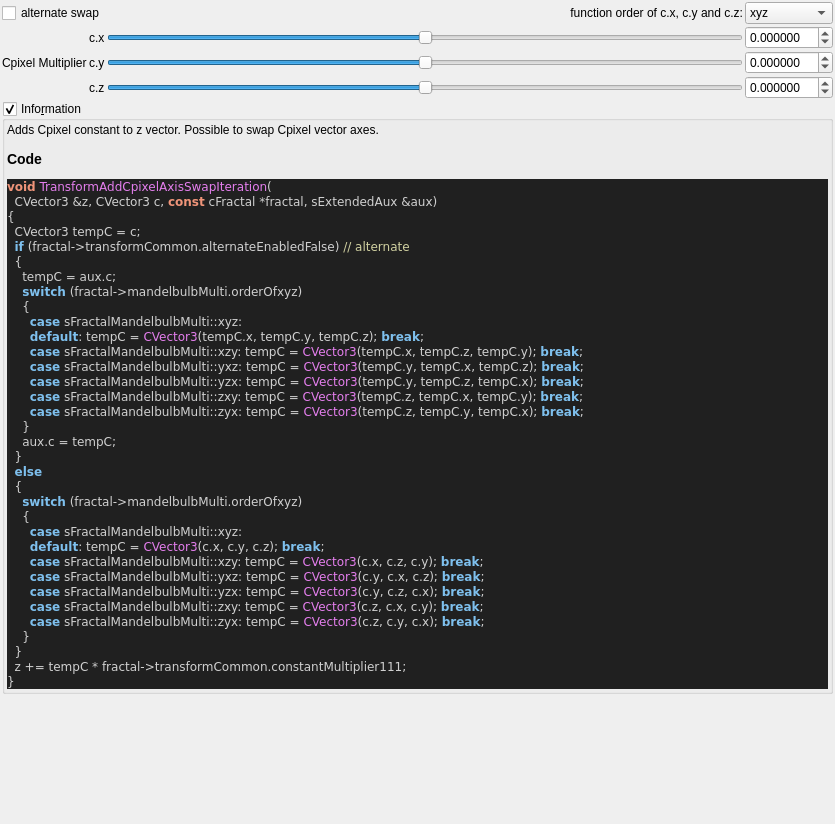
Above: mandelbulber2/qt_data/fractal_transf_add_Cpixel_axis_swap.ui from buddhi1980/mandelbulber2 before the change. Below: the same form after it.
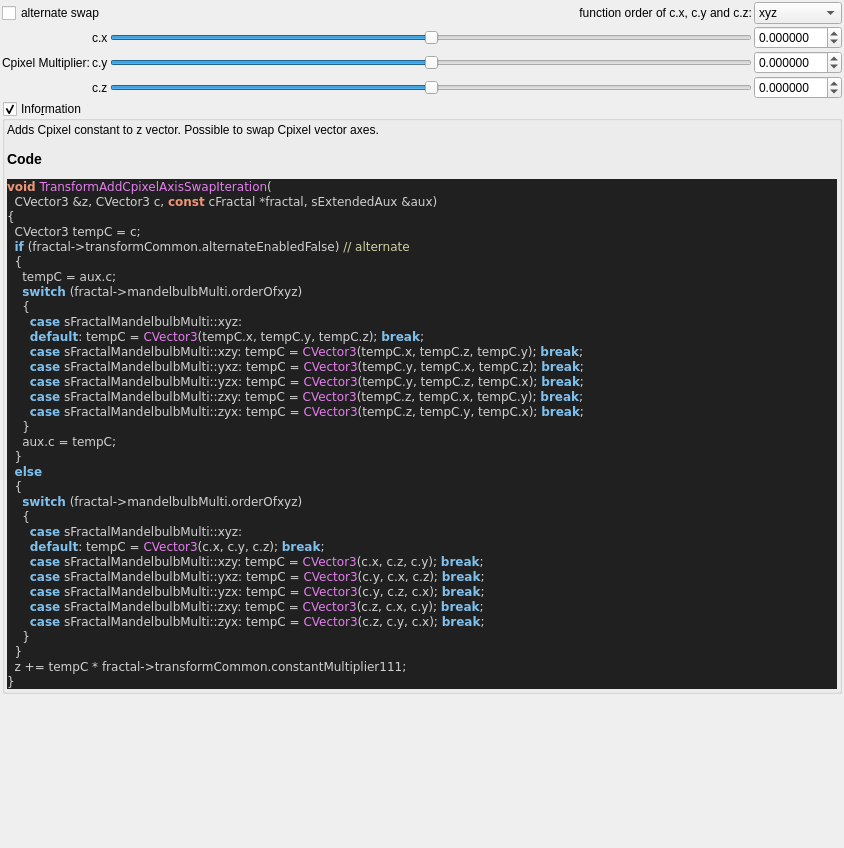
That is the form after the change. Custom widgets are drawn as their Qt base class.

Diff of the .ui file:
```diff
--- a/mandelbulber2/qt_data/fractal_transf_add_Cpixel_axis_swap.ui
+++ b/mandelbulber2/qt_data/fractal_transf_add_Cpixel_axis_swap.ui
@@ -6,8 +6,8 @@
    <rect>
     <x>0</x>
     <y>0</y>
-    <width>835</width>
-    <height>824</height>
+    <width>844</width>
+    <height>848</height>
    </rect>
   </property>
   <property name="windowTitle">
@@ -254,7 +254,7 @@
      <item row="2" column="0">
       <widget class="QLabel" name="label_108">
        <property name="text">
-        <string>Cpixel Multiplier</string>
+        <string>Cpixel Multiplier:</string>
        </property>
       </widget>
      </item>
```
Left out of the diff: 11 changed lines with no effect on the pictures.
